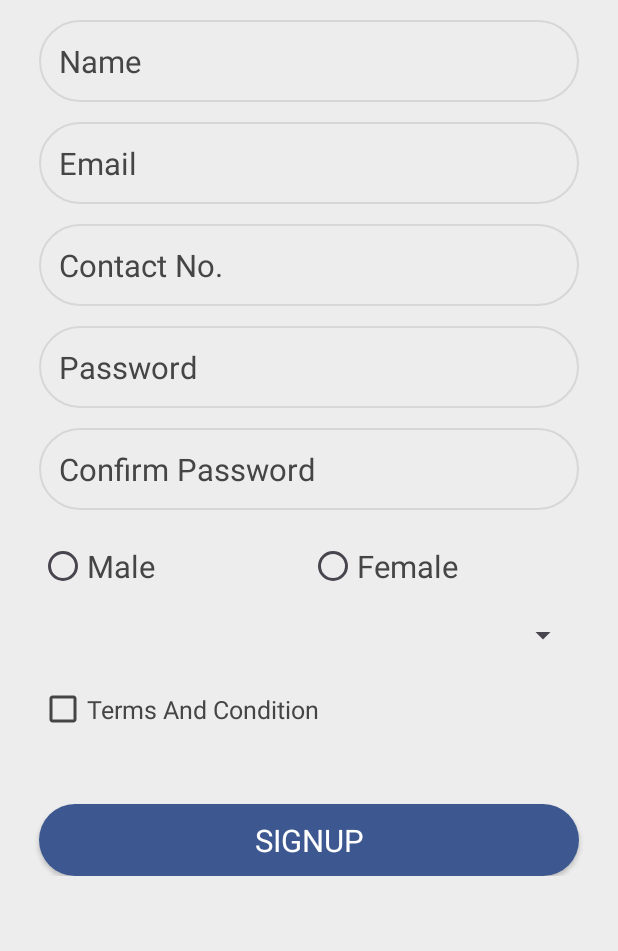
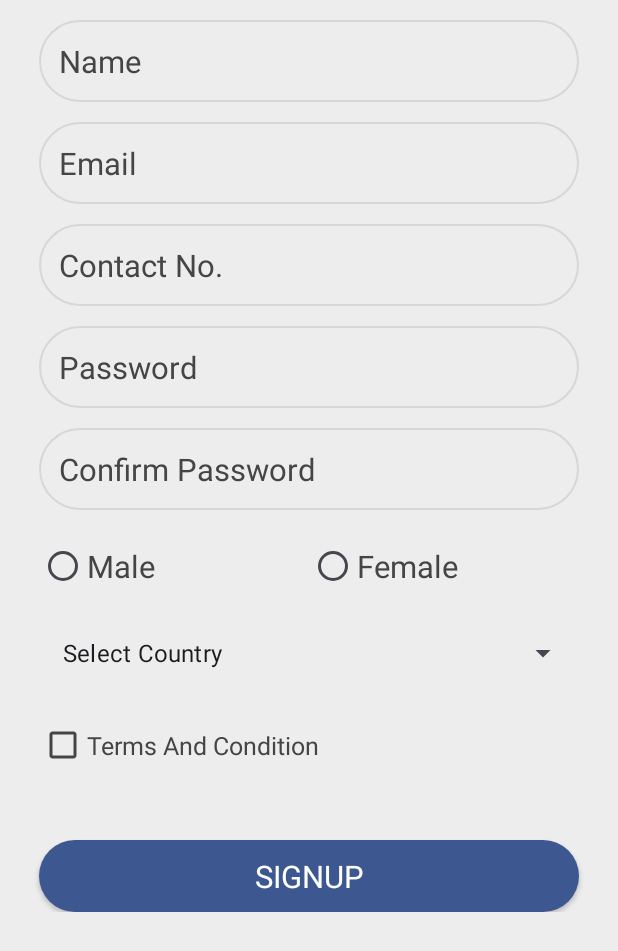
Before and after one commit to SagarKhatri24/InternshipMay25, an Android app: the SignupActivity screen opened directly, with no data from a screen before it, on a phone screen of 412 x 824 dp. Shown: the top 951 px of the screen. Run offline under Robolectric (Android 15) with nearby library versions, the phone set to English and light mode, and no system bars; our stand-ins replace sdp/ssp sizes; Roboto replaces fonts that are not available here.

Commit message:
Signup Form Validation

```diff
--- a/app/src/main/java/internship/may/SignupActivity.java
+++ b/app/src/main/java/internship/may/SignupActivity.java
@@ -1,6 +1,16 @@
 package internship.may;
 
 import android.os.Bundle;
+import android.view.View;
+import android.widget.AdapterView;
+import android.widget.ArrayAdapter;
+import android.widget.Button;
+import android.widget.CheckBox;
+import android.widget.EditText;
+import android.widget.RadioButton;
+import android.widget.RadioGroup;
+import android.widget.Spinner;
+import android.widget.Toast;
 
 import androidx.activity.EdgeToEdge;
 import androidx.appcompat.app.AppCompatActivity;
@@ -8,7 +18,19 @@ import androidx.core.graphics.Insets;
 import androidx.core.view.ViewCompat;
 import androidx.core.view.WindowInsetsCompat;
 
+import java.util.ArrayList;
+
 public class SignupActivity extends AppCompatActivity {
+
+    EditText name,email,contact,password,confirmPassword;
+    RadioGroup gender;
+    Spinner country;
+    CheckBox termsCondition;
+    Button signup;
+
+    //String[] countryArray = { "India", "USA", "UK", "Canada" };
+    ArrayList<String> countryArray;
+    String emailPattern = "[a-zA-Z0-9._-]+@[a-z]+\\.+[a-z]+";
 
     @Override
     protected void onCreate(Bundle savedInstanceState) {
@@ -20,5 +42,108 @@ public class SignupActivity extends AppCompatActivity {
             v.setPadding(systemBars.left, systemBars.top, systemBars.right, systemBars.bottom);
             return insets;
         });
+
+        name = findViewById(R.id.signup_name);
+        email = findViewById(R.id.signup_email);
+        contact = findViewById(R.id.signup_contact);
+        password = findViewById(R.id.signup_password);
+        confirmPassword = findViewById(R.id.signup_confirm_password);
+
+        gender = findViewById(R.id.signup_gender);
+
+        country = findViewById(R.id.signup_country);
+        termsCondition = findViewById(R.id.signup_terms);
+        signup = findViewById(R.id.signup_button);
+
+        gender.setOnCheckedChangeListener(new RadioGroup.OnCheckedChangeListener() {
+            @Override
+            public void onCheckedChanged(RadioGroup radioGroup, int i) {
+                RadioButton radioButton = findViewById(i);
+                Toast.makeText(SignupActivity.this, radioButton.getText().toString(), Toast.LENGTH_SHORT).show();
+            }
+        });
+
+        countryArray = new ArrayList<>();
+        countryArray.add("India");
+        countryArray.add("UK");
+        countryArray.add("USA");
+        countryArray.add("Canada");
+        countryArray.add("Demo");
+        countryArray.add("Austrlia");
+
+        countryArray.add(0,"Select Country");
+
+        countryArray.remove(5);
+        countryArray.set(5,"Australia");
+
+        ArrayAdapter adapter = new ArrayAdapter(SignupActivity.this, android.R.layout.simple_list_item_1,countryArray);
+        adapter.setDropDownViewResource(android.R.layout.simple_list_item_checked);
+        country.setAdapter(adapter);
+
+        country.setOnItemSelectedListener(new AdapterView.OnItemSelectedListener() {
+            @Override
+            public void onItemSelected(AdapterView<?> adapterView, View view, int i, long l) {
+                if(i == 0){
+
+                }
+                else {
+                    Toast.makeText(SignupActivity.this, countryArray.get(i), Toast.LENGTH_SHORT).show();
+                }
+            }
+
+            @Override
+            public void onNothingSelected(AdapterView<?> adapterView) {
+
+            }
+        });
+
+        signup.setOnClickListener(new View.OnClickListener() {
+            @Override
+            public void onClick(View view) {
+                if(name.getText().toString().trim().equals("")){
+                    name.setError("Name Required");
+                }
+                else if(email.getText().toString().trim().equals("")){
+                    email.setError("Email Required");
+                }
+                else if(!email.getText().toString().trim().matches(emailPattern)){
+                    email.setError("Valid Email Id Required");
+                }
+                else if(contact.getText().toString().trim().equals("")){
+                    contact.setError("Contact No. Required");
+                }
+                else if(contact.getText().toString().trim().length()<10){
+                    contact.setError("Valid Contact No. Required");
+                }
+                else if(password.getText().toString().trim().equals("")){
+                    password.setError("Password Required");
+                }
+                else if(password.getText().toString().trim().length()<6){
+                    password.setError("Min. 6 Char Password Required");
+                }
+                else if(confirmPassword.getText().toString().trim().equals("")){
+                    confirmPassword.setError("Confirm Password Required");
+                }
+                else if(confirmPassword.getText().toString().trim().length()<6){
+                    confirmPassword.setError("Min. 6 Char Confirm Password Required");
+                }
+                else if(!confirmPassword.getText().toString().trim().matches(password.getText().toString().trim())){
+                    confirmPassword.setError("Password Does Not Match");
+                }
+                else if(gender.getCheckedRadioButtonId() == -1){
+                    Toast.makeText(SignupActivity.this, "Please Select Gender", Toast.LENGTH_SHORT).show();
+                }
+                else if(country.getSelectedItemPosition()<=0){
+                    Toast.makeText(SignupActivity.this, "Please Select Country", Toast.LENGTH_SHORT).show();
+                }
+                else if(!termsCondition.isChecked()){
+                    Toast.makeText(SignupActivity.this, "Please Accept Terms And Condition", Toast.LENGTH_SHORT).show();
+                }
+                else{
+                    Toast.makeText(SignupActivity.this, "Signup Successfully", Toast.LENGTH_SHORT).show();
+                }
+            }
+        });
+
     }
 }
```
